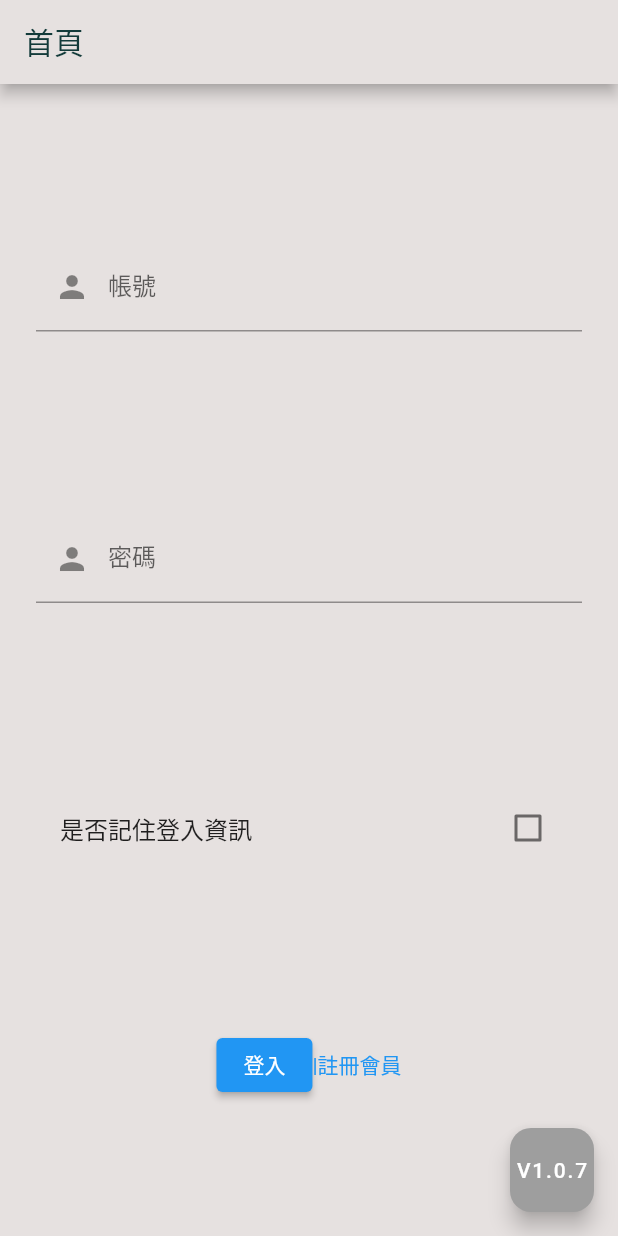
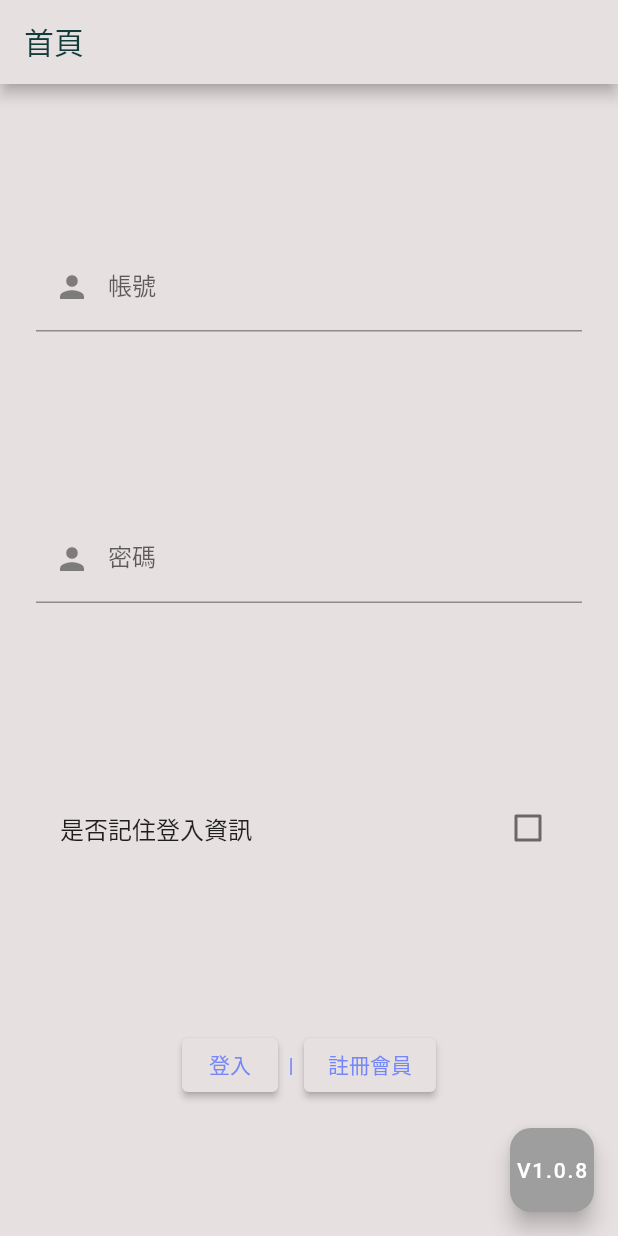
Before and after one commit to colaTW/siptest, a Flutter app: the screen it shows after launch, on a phone screen of 412 x 824 dp. Run offline on Flutter 3.47's test engine with Material 2 defaults, Android fonts, the light colour scheme and no system bars; our stand-ins replace firebase_core, firebase_messaging, flutter_local_notifications, flutter_swiper, fluttertoast, image_picker and 4 more; missing offline and left inert: dash_painter, flutter_callkit_incoming, flutter_ringtone_player, flutter_webrtc, scan, sip_ua; accounts and stored records are empty.

Commit message:
fix:修正返回按鈕顏色標題顏色 v1.0.8

```diff
--- a/lib/main.dart
+++ b/lib/main.dart
@@ -101,7 +101,7 @@ class _HomePage extends State<HomePage> {
   Widget build(BuildContext context) {
     return Scaffold(
       floatingActionButton: FloatingActionButton(
-        child: Text('V1.0.7'),
+        child: Text('V1.0.8'),
         onPressed: null,
         backgroundColor: Colors.grey,
         shape: RoundedRectangleBorder(borderRadius: BorderRadius.all(Radius.circular(14.0))),
@@ -158,6 +158,9 @@ class _HomePage extends State<HomePage> {
             mainAxisAlignment: MainAxisAlignment.center,
             children: [
               ElevatedButton(
+                  style: ElevatedButton.styleFrom(
+                      backgroundColor: Color(0xffE6E1E0)
+                  ),
                   onPressed: isDisable
                       ? null
                       : () async {
@@ -195,17 +198,31 @@ class _HomePage extends State<HomePage> {
                             });
                           }
                         },
-                  child: Text('登入')),
-              GestureDetector(
+                  child: Text('登入',
+                  style: TextStyle(color: Color(0xff7587F9)),
+                  )),
+              Text("  |  ",
+                style: TextStyle(color: Color(0xff7587F9)),),
+              ElevatedButton(
+                style: ElevatedButton.styleFrom(
+                  backgroundColor: Color(0xffE6E1E0)
+                ),
                 child: Text(
-                  "|註冊會員",
-                  style: TextStyle(color: Colors.blue),
+                  "註冊會員",
+                  style: TextStyle(color: Color(0xff7587F9)),
                 ),
-                onTap: () {
+                onPressed: isDisable? null
+                    : () async{
+                  setState(() {
+                    isDisable = true;
+                  });
                   Navigator.push(
                       context,
                       MaterialPageRoute(
                           builder: (context) => registermember()));
+                  setState(() {
+                    isDisable = false;
+                  });
                 },
               )
             ],
--- a/lib/src/bulletin.dart
+++ b/lib/src/bulletin.dart
@@ -25,6 +25,9 @@ var totalpage=3;
     return new Scaffold(
         backgroundColor: Color(0xffE6E1E0),
         appBar: new AppBar(
+          iconTheme: IconThemeData(
+              color: Colors.black
+          ),
             title: new Text("社區公告",style:TextStyle(color: Color(0xff133B3A)),),
             backgroundColor:Color(0xffE6E1E0) ,),
 
--- a/lib/src/dialpad.dart
+++ b/lib/src/dialpad.dart
@@ -374,7 +374,7 @@ class _MyDialPadWidget extends State<DialPadWidget>
             child: IgnorePointer(
                 ignoring:
                     true, // You can make this a variable in other toggle True or False
-                child: Text('Reddot sip')),
+                child: Text('Reddot sip',style:TextStyle(color: Color(0xff133B3A)),)),
           ),
           actions: <Widget>[
             PopupMenuButton<String>(
--- a/lib/src/home.dart
+++ b/lib/src/home.dart
@@ -50,6 +50,9 @@ class _HomeWidget extends State<HomeWidget> {
     return Scaffold(
       backgroundColor: Color(0xffE6E1E0),
       appBar: AppBar(
+        iconTheme: IconThemeData(
+            color: Colors.black
+        ),
         leadingWidth: 20, //<-- Use this
         centerTitle: false,
         leading: new IconButton(
--- a/lib/src/message.dart
+++ b/lib/src/message.dart
@@ -25,6 +25,9 @@ class _message extends State<message> {
     return Scaffold(
       backgroundColor: Color(0xffE6E1E0),
       appBar: AppBar(
+        iconTheme: IconThemeData(
+            color: Colors.black
+        ),
           title: Text('住戶報修/列表'),
         backgroundColor:Color(0xffE6E1E0) ,
 
--- a/lib/src/messagefix.dart
+++ b/lib/src/messagefix.dart
@@ -52,6 +52,9 @@ class _messagefix extends State<messagefix> {
         backgroundColor: Color(0xffE6E1E0),
 
         appBar: AppBar(
+          iconTheme: IconThemeData(
+            color: Colors.black
+          ),
           title: Text('新增意見',style:TextStyle(color: Color(0xff133B3A))),
           backgroundColor:Color(0xffE6E1E0) ,
 
@@ -86,7 +89,7 @@ class _messagefix extends State<messagefix> {
                 ),
               ),
             ), ),
-
+            SizedBox(height: 70,),
             myhouses!=null?
             Padding(padding: EdgeInsets.all(20),child:Row(children: [
              Image.asset("assets/images/02.png"),
@@ -361,6 +364,7 @@ class _messagefix extends State<messagefix> {
                 Navigator.of(context, rootNavigator: true).pop();
                 Navigator.pop(context);
 
+
               }, child: Text('確認'))
             ]
         ).show();
--- a/lib/src/registermember.dart
+++ b/lib/src/registermember.dart
@@ -47,8 +47,10 @@ class _registermember extends State<registermember> {
   Widget build(BuildContext context) {
     return Scaffold(
       backgroundColor: Color(0xffE6E1E0),
-
       appBar: AppBar(
+        iconTheme: IconThemeData(
+            color: Colors.black
+        ),
           title: Text('會員註冊',style:TextStyle(color: Color(0xff133B3A))),
         backgroundColor:Color(0xffE6E1E0) ,
 
```
Also changed, not shown: lib/src/bindcommunity.dart (+23 -5 lines), lib/src/bulletinlist.dart (+5 -2 lines), lib/src/messagelist.dart (+13 -4 lines).
